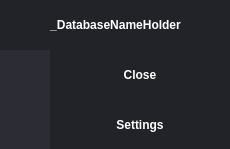
AmiditeX/Blue, file Blue/MainwindowWidgets/databasebutton.ui: the form before one commit.
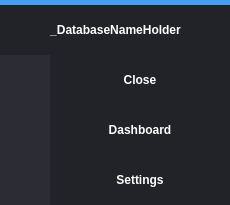
The form after the commit.

Patch:
```diff
--- a/Blue/MainwindowWidgets/databasebutton.ui
+++ b/Blue/MainwindowWidgets/databasebutton.ui
@@ -7,7 +7,7 @@
     <x>0</x>
     <y>0</y>
     <width>230</width>
-    <height>149</height>
+    <height>205</height>
    </rect>
   </property>
   <property name="windowTitle">
@@ -20,7 +20,7 @@
    <property name="geometry">
     <rect>
      <x>0</x>
-     <y>0</y>
+     <y>5</y>
      <width>231</width>
      <height>50</height>
     </rect>
@@ -33,11 +33,6 @@
 color: rgb(255, 255, 255);
 font-weight: bold;
 border-top:5px;
-border-top-color: rgb(255, 255, 255);
-}
-
-QPushButton::pressed {
-border-right: 5px;
 }</string>
    </property>
    <property name="text">
@@ -46,12 +41,15 @@
    <property name="checkable">
     <bool>true</bool>
    </property>
+   <property name="checked">
+    <bool>true</bool>
+   </property>
   </widget>
   <widget class="QPushButton" name="settingsButton">
    <property name="geometry">
     <rect>
      <x>50</x>
-     <y>100</y>
+     <y>155</y>
      <width>180</width>
      <height>50</height>
     </rect>
@@ -77,7 +75,7 @@
    <property name="geometry">
     <rect>
      <x>50</x>
-     <y>50</y>
+     <y>55</y>
      <width>180</width>
      <height>50</height>
     </rect>
@@ -99,6 +97,48 @@
     <string>Close</string>
    </property>
   </widget>
+  <widget class="QPushButton" name="dashBoard">
+   <property name="geometry">
+    <rect>
+     <x>50</x>
+     <y>105</y>
+     <width>180</width>
+     <height>50</height>
+    </rect>
+   </property>
+   <property name="styleSheet">
+    <string notr="true">QPushButton
+{
+border:0px;
+background-color: rgb(34, 35, 40);
+color: rgb(255, 255, 255);
+font-weight: bold
+}
+
+QPushButton::pressed {
+border-right: 5px;
+}</string>
+   </property>
+   <property name="text">
+    <string>Dashboard</string>
+   </property>
+  </widget>
+  <widget class="QLabel" name="label">
+   <property name="geometry">
+    <rect>
+     <x>0</x>
+     <y>0</y>
+     <width>230</width>
+     <height>5</height>
+    </rect>
+   </property>
+   <property name="styleSheet">
+    <string notr="true">background-color: rgb(68, 158, 241);</string>
+   </property>
+   <property name="text">
+    <string/>
+   </property>
+  </widget>
  </widget>
  <resources/>
  <connections/>
```
